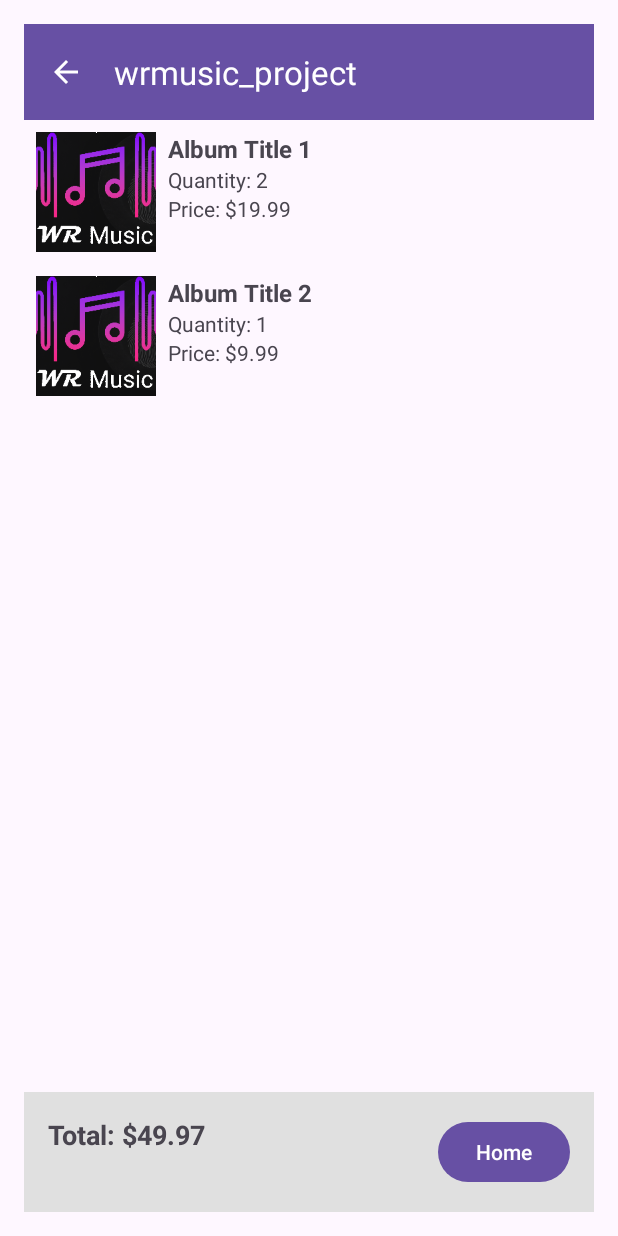
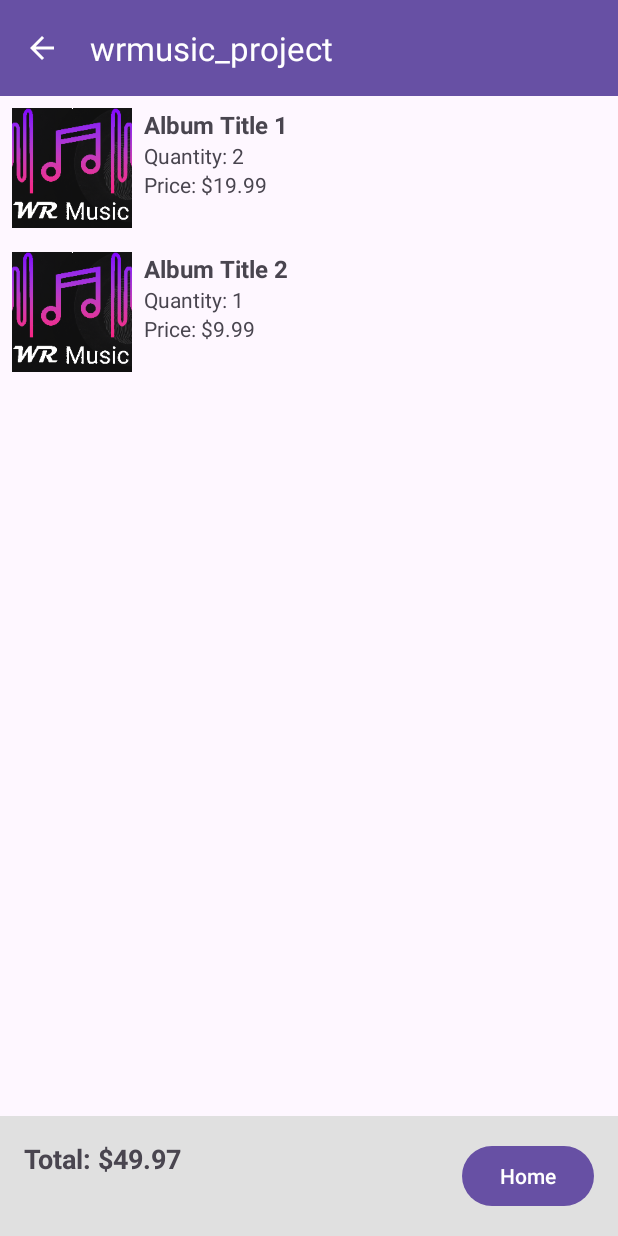
Before and after one commit to gsellz/wrmusic_cawu5, an Android app: the Cart screen opened directly, with no data from a screen before it, on a phone screen of 412 x 824 dp. Run offline under Robolectric (Android 15) with nearby library versions, the phone set to English and light mode, and no system bars.

```diff
--- a/app/build.gradle.kts
+++ b/app/build.gradle.kts
@@ -8,7 +8,7 @@ android {
 
     defaultConfig {
         applicationId = "com.example.wrmusic_project"
-        minSdk = 21 // It's better to use a lower minSdk version if possible for broader compatibility
+        minSdk = 26 // It's better to use a lower minSdk version if possible for broader compatibility
         targetSdk = 33
         versionCode = 1
         versionName = "1.0"
@@ -45,5 +45,5 @@ dependencies {
     implementation ("androidx.fragment:fragment:1.5.7")
     implementation ("androidx.viewpager:viewpager:1.0.0")
     implementation ("androidx.core:core-ktx:1.10.0")
-
+    implementation(platform("org.jetbrains.kotlin:kotlin-bom:1.8.0"))
 }
--- a/app/src/main/java/com/example/wrmusic_project/MainActivity.java
+++ b/app/src/main/java/com/example/wrmusic_project/MainActivity.java
@@ -68,7 +68,7 @@ public class MainActivity extends AppCompatActivity {
                 }
 
                 if (isValid) {
-                    Intent intent = new Intent(MainActivity.this, Cart.class); // Updated to CartActivity
+                    Intent intent = new Intent(MainActivity.this, AboutUs.class); // Updated to CartActivity
                     intent.putExtra("USERNAME_KEY", username);
                     startActivity(intent);
                 }
--- a/app/src/main/res/layout/activity_cart.xml
+++ b/app/src/main/res/layout/activity_cart.xml
@@ -1,8 +1,7 @@
 <?xml version="1.0" encoding="utf-8"?>
 <RelativeLayout xmlns:android="http://schemas.android.com/apk/res/android"
     android:layout_width="match_parent"
-    android:layout_height="match_parent"
-    android:padding="16dp">
+    android:layout_height="match_parent">
 
     <androidx.appcompat.widget.Toolbar
         android:id="@+id/toolbar"
--- a/build.gradle.kts
+++ b/build.gradle.kts
@@ -1,4 +1,6 @@
 // Top-level build file where you can add configuration options common to all sub-projects/modules.
 plugins {
     id("com.android.application") version "8.1.2" apply false
+    id("org.jetbrains.kotlin.android") version "1.8.0" apply false
+
 }
```
